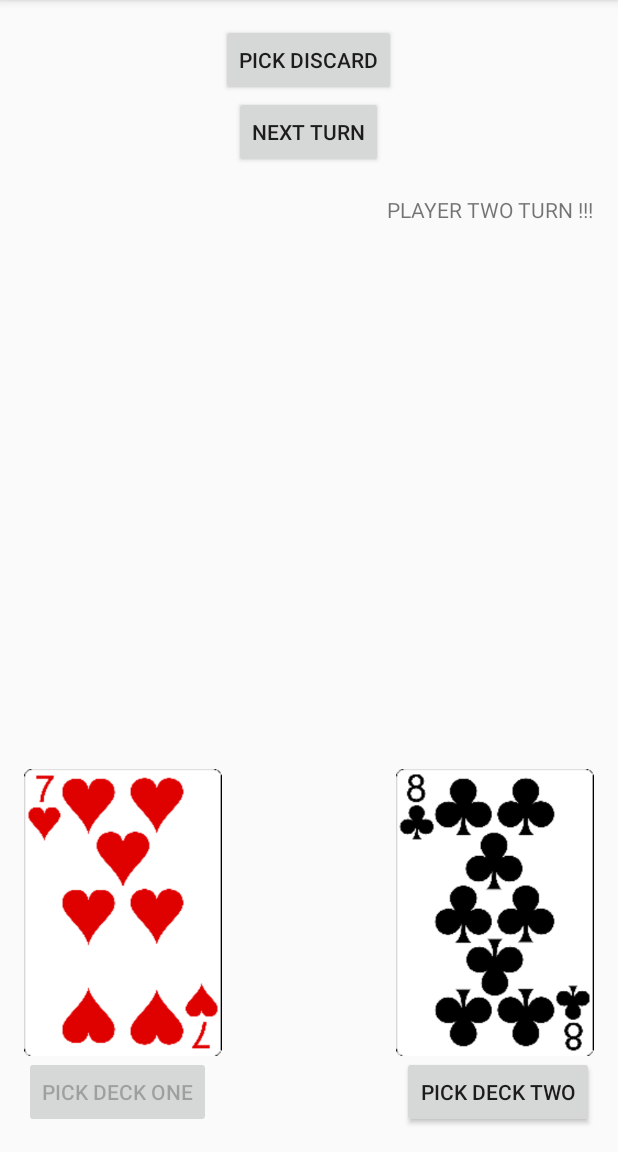
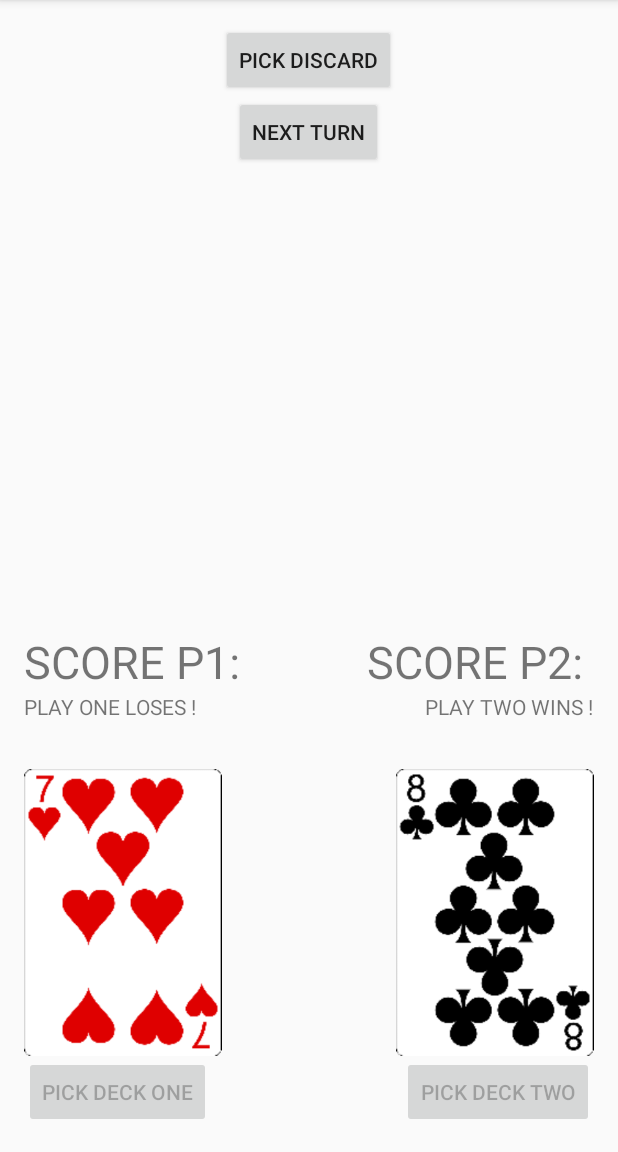
Before and after one commit to iksmiT/NewCardGameProject, an Android app: the PlayActivity screen opened directly, with no data from a screen before it, after a tap on "PICK DECK ONE", on a phone screen of 412 x 824 dp, the part 84-1236 px from its top. Run offline under Robolectric (Android 15) with nearby library versions, the phone set to English and light mode, and no system bars; 2 other taps on this screen came first.

Commit message:
Almost done

```diff
--- a/app/src/main/java/timski_ensicaen/newcardgameproject/CardEntity.java
+++ b/app/src/main/java/timski_ensicaen/newcardgameproject/CardEntity.java
@@ -32,4 +32,14 @@ public class CardEntity {
     public void setState(boolean bool) {
         this.state = bool;
     }
+
+    public static int cardBattle(CardEntity cardOne, CardEntity cardTwo) {
+        if ( ((cardOne.id + 11)%13) < ((cardTwo.id + 11)%13) ) {
+            return Round.PLAYER_TWO_WINS;
+        }
+        else if ( ((cardOne.id + 11)%13) > ((cardTwo.id + 11)%13) ) {
+            return Round.PLAYER_ONE_WINS;
+        }
+        else return  Round.DRAW;
+    }
 }
--- a/app/src/main/java/timski_ensicaen/newcardgameproject/PlayActivity.java
+++ b/app/src/main/java/timski_ensicaen/newcardgameproject/PlayActivity.java
@@ -12,8 +12,11 @@ public class PlayActivity extends AppCompatActivity {
     int cnt = 1;
     CardDeck mCardDeck = new CardDeck();
     Round mRound = new Round();
-
-
+    CardEntity cardOne = new CardEntity(1);
+    CardEntity cardTwo = new CardEntity(2);
+    Button switchTurnButton = null;
+    ImageView cardImageOne = null;
+    ImageView cardImageTwo = null;
 
     @Override
     protected void onCreate(Bundle savedInstanceState) {
@@ -24,7 +27,10 @@ public class PlayActivity extends AppCompatActivity {
         TextView playerTwoText = (TextView) findViewById(R.id.text_two);
         Button pickDeckButtonOne = (Button) findViewById(R.id.pick_from_one);
         Button pickDeckButtonTwo = (Button) findViewById(R.id.pick_from_two);
-        turnSystem(mRound,pickDeckButtonOne, pickDeckButtonTwo, playerOneText, playerTwoText);
+        switchTurnButton = (Button) findViewById(R.id.next_turn_button);
+        cardImageOne = (ImageView) findViewById(R.id.image_view_one);
+        cardImageTwo = (ImageView) findViewById(R.id.image_view_two);
+        initGame(mRound, pickDeckButtonOne, pickDeckButtonTwo, playerOneText, playerTwoText);
     }
 
     @Override
@@ -35,17 +41,17 @@ public class PlayActivity extends AppCompatActivity {
         pickDeckButtonOne.setOnClickListener(new View.OnClickListener() {
             @Override
             public void onClick(View v) {
+                cardOne = mCardDeck.pickCardEntity();
                 ImageView cardImage = (ImageView) findViewById(R.id.image_view_one);
                 TextView playerOneText = (TextView) findViewById(R.id.text_one);
                 TextView playerTwoText = (TextView) findViewById(R.id.text_two);
                 Button pickDeckButtonOne = (Button) findViewById(R.id.pick_from_one);
                 Button pickDeckButtonTwo = (Button) findViewById(R.id.pick_from_two);
 
-                CardEntity pickedCard = mCardDeck.pickCardEntity();
-                if (pickedCard != null) {
-                    displayCardEntity(cardImage, pickedCard.getId(), globalValues.customWidth, globalValues.customHeight);
+                if (cardOne != null) {
+                    displayCardEntity(cardImageOne, cardOne.getId(), globalValues.customWidth, globalValues.customHeight);
                 }
-                mRound.changeTurn();
+                //mRound.changeTurn();
                 turnSystem(mRound,pickDeckButtonOne, pickDeckButtonTwo, playerOneText, playerTwoText);
             }
         });
@@ -54,18 +60,19 @@ public class PlayActivity extends AppCompatActivity {
         pickDeckButtonTwo.setOnClickListener(new View.OnClickListener() {
             @Override
             public void onClick(View v) {
-                ImageView cardImage = (ImageView) findViewById(R.id.image_view_two);
+                cardTwo = mCardDeck.pickCardEntity();
+                cardImageTwo = (ImageView) findViewById(R.id.image_view_two);
                 TextView playerOneText = (TextView) findViewById(R.id.text_one);
                 TextView playerTwoText = (TextView) findViewById(R.id.text_two);
                 Button pickDeckButtonOne = (Button) findViewById(R.id.pick_from_one);
                 Button pickDeckButtonTwo = (Button) findViewById(R.id.pick_from_two);
-                CardEntity pickedCard = mCardDeck.pickCardEntity();
 
-                if (pickedCard != null) {
-                    displayCardEntity(cardImage, pickedCard.getId(), globalValues.customWidth, globalValues.customHeight);
+
+                if (cardTwo != null) {
+                    displayCardEntity(cardImageTwo, cardTwo.getId(), globalValues.customWidth, globalValues.customHeight);
                 }
-                mRound.changeTurn();
-                turnSystem(mRound,pickDeckButtonOne, pickDeckButtonTwo, playerOneText, playerTwoText);
+                //mRound.changeTurn();
+                turnSystem(mRound, pickDeckButtonOne, pickDeckButtonTwo, playerOneText, playerTwoText);
             }
         });
 
@@ -82,7 +89,7 @@ public class PlayActivity extends AppCompatActivity {
         });
 
 
-        Button switchTurnButton = (Button) findViewById(R.id.next_turn_button);
+        //Button switchTurnButton = (Button) findViewById(R.id.next_turn_button);
         switchTurnButton.setOnClickListener(new View.OnClickListener() {
             @Override
             public void onClick(View v) {
@@ -90,8 +97,9 @@ public class PlayActivity extends AppCompatActivity {
                 TextView playerTwoText = (TextView) findViewById(R.id.text_two);
                 Button pickDeckButtonOne = (Button) findViewById(R.id.pick_from_one);
                 Button pickDeckButtonTwo = (Button) findViewById(R.id.pick_from_two);
-                mRound.changeTurn();
-                turnSystem(mRound,pickDeckButtonOne, pickDeckButtonTwo, playerOneText, playerTwoText);
+                newRound(mRound, pickDeckButtonOne, pickDeckButtonTwo, playerOneText, playerTwoText);
+                initGame(mRound, pickDeckButtonOne, pickDeckButtonTwo, playerOneText, playerTwoText);
+                //turnSystem(mRound, pickDeckButtonOne, pickDeckButtonTwo, playerOneText, playerTwoText);
             }
         });
     }
@@ -131,21 +139,81 @@ public class PlayActivity extends AppCompatActivity {
         }
     }
 
-    public void turnSystem(Round round, Button buttonOne, Button buttonTwo, TextView mTextView1, TextView mTextView2) {
-        if (round.getTurn() == Round.PLAYER_ONE_TURN ) {
+    public void initGame(Round round, Button buttonOne, Button buttonTwo, TextView mTextView1, TextView mTextView2) {
+        if (round.getTurn() == Round.PLAYER_ONE_TURN) {
             buttonTwo.setEnabled(false);
             buttonOne.setEnabled(true);
             mTextView1.setText("PLAYER ONE TURN !!!");
             mTextView2.setText("");
-        }
-        else {
+
+        } else {
             buttonOne.setEnabled(false);
             buttonTwo.setEnabled(true);
             mTextView2.setText("PLAYER TWO TURN !!!");
             mTextView1.setText("");
         }
+        switchTurnButton.setVisibility(View.GONE);
     }
 
+    public void turnSystem(Round round, Button buttonOne, Button buttonTwo, TextView mTextView1, TextView mTextView2) {
+        Log.d("TURN SYSTEM","phase = " + String.valueOf(round.getPhase()) + " play_one_played = " + String.valueOf(round.getPlayerOnePlayed()) + " player_two_played = " + String.valueOf(round.getPlayerTwoPlayed()));
+        if ( (round.getPhase() == Round.PICK_PHASE) && !((round.getPlayerOnePlayed()) && (round.getPlayerTwoPlayed()))) {
+            if (round.getTurn() == Round.PLAYER_ONE_TURN) {
+                buttonOne.setEnabled(false);
+                buttonTwo.setEnabled(true);
+                mTextView2.setText("PLAYER TWO TURN !!!");
+                mTextView1.setText("");
+                round.setTurn(Round.PLAYER_TWO_TURN);
+                round.setPlayerOnePlayed(true);
+            } else {
+                buttonTwo.setEnabled(false);
+                buttonOne.setEnabled(true);
+                mTextView1.setText("PLAYER ONE TURN !!!");
+                mTextView2.setText("");
+                round.setTurn(Round.PLAYER_ONE_TURN);
+                round.setPlayerTwoPlayed(true);
+            }
+
+            if ((round.getPlayerOnePlayed()) && (round.getPlayerTwoPlayed())) {
+                round.setPhase(Round.BATTLE_PHASE);
+
+                buttonOne.setEnabled(false);
+                buttonTwo.setEnabled(false);
+                mTextView1.setText("");
+                mTextView2.setText("");
+
+                if (cardOne == null || cardTwo == null) {
+
+                }
+                else {
+                    int winner = CardEntity.cardBattle(cardOne, cardTwo);
+                    Log.d("BATTLE PHASE", "phase = " + round.getPhase() + " play_one_played = " + String.valueOf(cardOne.getId()) + " player_two_played = " + String.valueOf(cardTwo.getId()) + " winner = " + String.valueOf(winner));
+                    if (winner == Round.PLAYER_ONE_WINS) {
+                        mTextView1.setText("PLAY ONE WINS !");
+                        mTextView2.setText("PLAY TWO LOSES !");
+                    } else if (winner == Round.PLAYER_TWO_WINS) {
+                        mTextView2.setText("PLAY TWO WINS !");
+                        mTextView1.setText("PLAY ONE LOSES !");
+                    } else {
+                        mTextView2.setText("DRAW !");
+                        mTextView1.setText("DRAW !");
+                        round.setPoint(round.getPoint() + 1);
+                    }
+                    switchTurnButton.setVisibility(View.VISIBLE);
+                }
+            }
+        }
+        Log.d("TURN SYSTEM","phase = " + String.valueOf(round.getPhase()) + " play_one_played = " + String.valueOf(round.getPlayerOnePlayed()) + " player_two_played = " + String.valueOf(round.getPlayerTwoPlayed()));
+    }
+
+    public void newRound(Round round, Button buttonOne, Button buttonTwo, TextView mTextView1, TextView mTextView2) {
+        round.setPlayerOnePlayed(false);
+        round.setPlayerTwoPlayed(false);
+        round.setPhase(Round.PICK_PHASE);
+        cardImageOne.setImageResource(android.R.color.transparent);
+        cardImageTwo.setImageResource(android.R.color.transparent);
+        Log.d("NEW ROUND", "phase = " + String.valueOf(round.getPhase()) + " play_one_played = " + String.valueOf(round.getPlayerOnePlayed()) + " player_two_played = " + String.valueOf(round.getPlayerTwoPlayed()));
+    }
 
     public void displayCardEntity(ImageView imageView, int i, int customWidth, int customHeight) {
         switch (i) {
--- a/app/src/main/java/timski_ensicaen/newcardgameproject/Round.java
+++ b/app/src/main/java/timski_ensicaen/newcardgameproject/Round.java
@@ -4,48 +4,90 @@ public class Round {
     private int turn;
     private int phase;
     private int winner;
+    private boolean playerOnePlayed;
+    private boolean playerTwoPlayed;
+    private int point;
 
-    public static final int PLAYER_ONE_TURN = 1;
-    public static final int PLAYER_TWO_TURN = 2;
-    public static final int PICK_PHASE = 1;
-    public static final int BATTLE_PHASE = 2;
-    public static final int WINNER_PHASE = 3;
+    public static final int PLAYER_ONE_TURN     = 1;
+    public static final int PLAYER_TWO_TURN     = 2;
+
+    public static final int PICK_PHASE          = 1;
+    public static final int BATTLE_PHASE        = 2;
+    public static final int WINNER_PHASE        = 3;
+    public static final int FINAL_PHASE         = 4;
+
+    public static final int DRAW                = 0;
+    public static final int PLAYER_ONE_WINS     = 1;
+    public static final int PLAYER_TWO_WINS     = 2;
 
     public Round() {
         this.turn = globalValues.rndFunction(PLAYER_ONE_TURN,PLAYER_TWO_TURN);
         this.phase = PICK_PHASE;
         this.winner = 0;
+        this.playerOnePlayed = false;
+        this.playerTwoPlayed = false;
+        this.point = 1;
     }
 
     public int getTurn() {
         return turn;
     }
 
-    public void setTurn(int turn) {
-        this.turn = turn;
+    public void setTurn(int trn) {
+        this.turn = trn;
     }
 
     public int getPhase() {
         return phase;
     }
 
-    public void setPhase(int phase) {
-        this.phase = phase;
+    public void setPhase(int ph) {
+        this.phase = ph;
     }
 
     public int getWinner() {
         return winner;
     }
 
-    public void setWinner(int winner) {
-        this.winner = winner;
+    public void setWinner(int win) {
+        this.winner = win;
+    }
+
+    public boolean getPlayerOnePlayed() {
+        return this.playerOnePlayed;
+    }
+
+    public void setPlayerOnePlayed(boolean bool) {
+        this.playerOnePlayed = bool;
+    }
+
+    public boolean getPlayerTwoPlayed() {
+        return this.playerTwoPlayed;
+    }
+
+    public void setPlayerTwoPlayed(boolean bool) {
+        this.playerTwoPlayed = bool;
+    }
+
+    public int getPoint() {
+        return point;
+    }
+
+    public void setPoint(int pnt) {
+        this.point = pnt;
     }
 
     public void changeTurn() {
         if (this.turn == PLAYER_ONE_TURN) {
             this.turn = PLAYER_TWO_TURN;
+            this.playerOnePlayed = true;
         }
-        else this.turn = PLAYER_ONE_TURN;
+        else {
+            this.turn = PLAYER_ONE_TURN;
+            this.playerTwoPlayed = true;
+        }
     }
 
+
+
 }
--- a/app/src/main/res/layout/activity_play.xml
+++ b/app/src/main/res/layout/activity_play.xml
@@ -18,9 +18,10 @@
         android:scaleType="fitCenter"
         android:id="@+id/image_view_one"
         android:layout_above="@+id/pick_from_one"
-        android:layout_alignLeft="@+id/pick_from_one" />
-        <!-- android:src="@drawable/ace_of_clubs_w720" -->
-
+        android:layout_alignLeft="@+id/pick_from_one"
+        android:src="@drawable/ace_of_clubs_w720"
+        />
+        <!--  -->
     <ImageView
         android:layout_width="wrap_content"
         android:layout_height="wrap_content"
@@ -40,6 +41,7 @@
         android:id="@+id/image_view_two"
         android:layout_above="@+id/pick_from_two"
         android:layout_alignRight="@+id/pick_from_two"
+        android:src="@drawable/ace_of_clubs_w720"
         />
     <Button
         android:layout_width="wrap_content"
@@ -62,19 +64,39 @@
         android:id="@+id/pick_from_two"
         android:layout_alignParentBottom="true"
         android:layout_alignParentEnd="true" />
+    <TextView
+        android:layout_width="wrap_content"
+        android:layout_height="wrap_content"
+        android:text="SCORE P1: "
+        android:id="@+id/score_one_text"
+        android:layout_above="@+id/text_one"
+        android:layout_alignParentStart="true"
+        android:textSize="30dp"/>
+
+    <TextView
+        android:layout_width="wrap_content"
+        android:layout_height="wrap_content"
+        android:text="SCORE P2: "
+        android:id="@+id/textView"
+        android:layout_above="@+id/text_two"
+        android:layout_alignParentEnd="true"
+        android:layout_alignTop="@id/score_one_text"
+        android:textSize="30dp"/>
 
     <TextView
         android:layout_width="wrap_content"
         android:layout_height="wrap_content"
         android:id="@+id/text_one"
-        android:layout_marginTop="66dp"
-        android:layout_below="@+id/image_view_discard"
-        android:layout_alignParentStart="true" />
+        android:text="TEXT ONE"
+        android:layout_above="@+id/image_view_one"
+        android:layout_alignParentStart="true"
+        android:layout_marginBottom="32dp" />
 
     <TextView
         android:layout_width="wrap_content"
         android:layout_height="wrap_content"
         android:id="@+id/text_two"
+        android:text="TEXT TWO"
         android:layout_alignTop="@+id/text_one"
         android:layout_alignParentEnd="true" />
 
```
